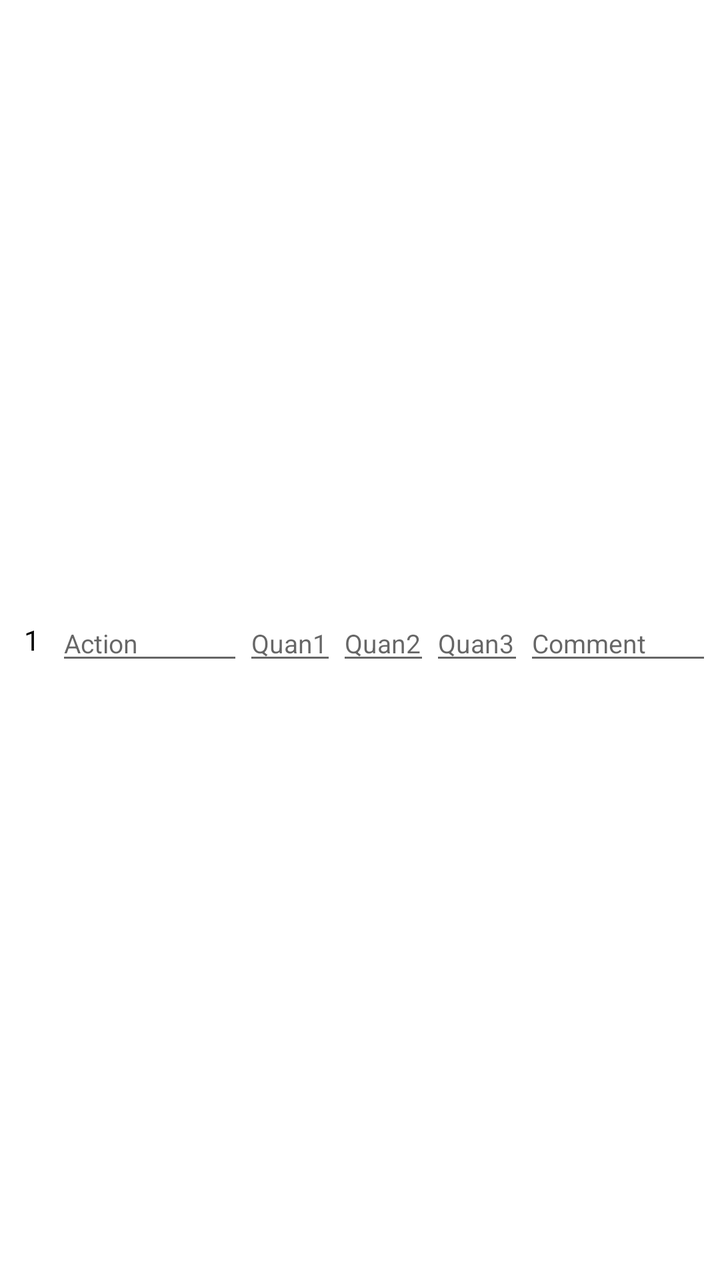
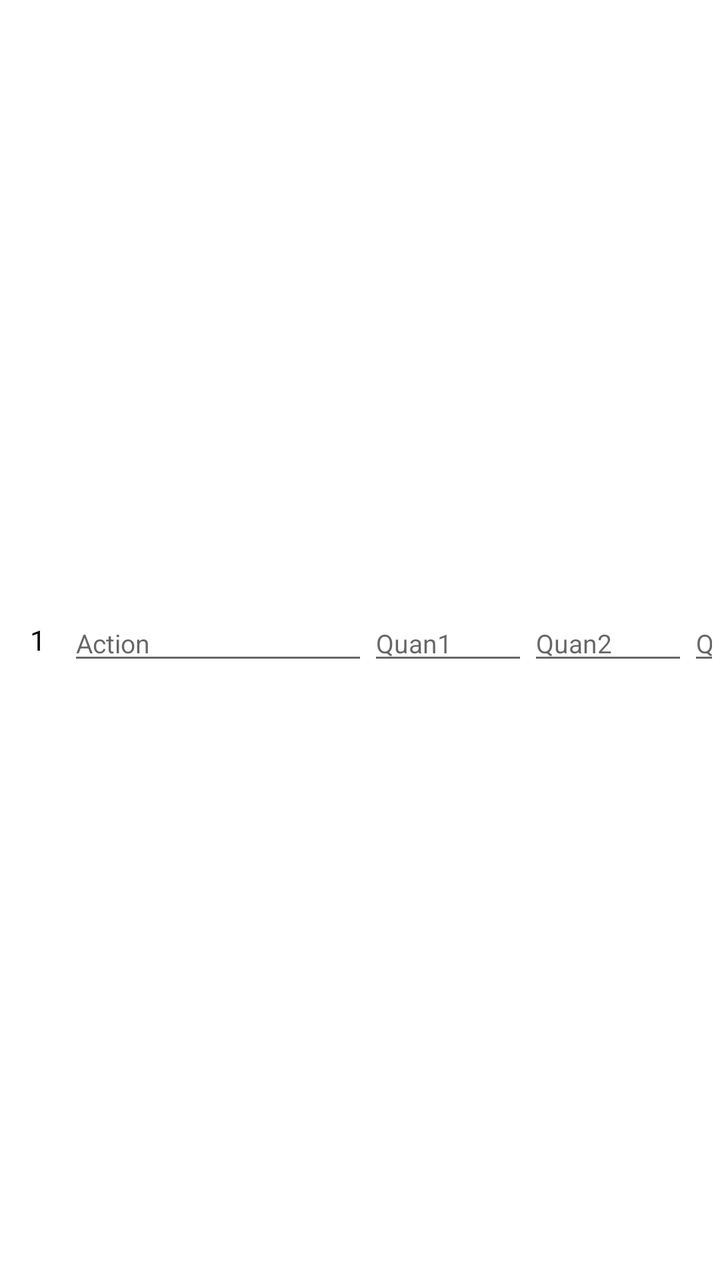

The first picture is an Android layout as it rendered before a commit; the second is the same layout after the commit. The layout source and the unified diff follow.
<!-- AndroidManifest.xml: application theme Theme.DAR -->
<!-- res/layout/item_recording_row_notime.xml -->
<?xml version="1.0" encoding="utf-8"?>
<LinearLayout xmlns:android="http://schemas.android.com/apk/res/android"
    android:layout_width="match_parent"
    android:layout_height="wrap_content"
    android:orientation="horizontal"
    android:padding="4dp"
    android:gravity="center_vertical">

    <TextView
        android:id="@+id/row_number_label"
        android:layout_width="24dp"
        android:layout_height="wrap_content"
        android:textColor="#000000"
        android:gravity="center"
        android:text="1" />

    <EditText
        android:id="@+id/edit_action_name"
        android:layout_width="0dp"
        android:layout_height="wrap_content"
        android:layout_weight="2"
        android:hint="@string/recording_action_hint"
        android:inputType="text"
        android:textSize="13sp" />

    <EditText
        android:id="@+id/edit_quan1"
        android:layout_width="0dp"
        android:layout_height="wrap_content"
        android:layout_weight="1"
        android:hint="@string/recording_quan_hint"
        android:inputType="number"
        android:textSize="13sp" />

    <EditText
        android:id="@+id/edit_quan2"
        android:layout_width="0dp"
        android:layout_height="wrap_content"
        android:layout_weight="1"
        android:hint="@string/recording_quan2_hint"
        android:inputType="number"
        android:textSize="13sp" />

    <EditText
        android:id="@+id/edit_quan3"
        android:layout_width="0dp"
        android:layout_height="wrap_content"
        android:layout_weight="1"
        android:hint="@string/recording_quan3_hint"
        android:inputType="number"
        android:textSize="13sp" />

    <EditText
        android:id="@+id/edit_comment"
        android:layout_width="0dp"
        android:layout_height="wrap_content"
        android:layout_weight="2"
        android:hint="@string/recording_comment_hint"
        android:inputType="text"
        android:textSize="13sp" />

</LinearLayout>
<!-- resources referenced by this layout -->
<resources>
  <string name="recording_action_hint">Action</string>
  <string name="recording_comment_hint">Comment</string>
  <string name="recording_quan2_hint">Quan2</string>
  <string name="recording_quan3_hint">Quan3</string>
  <string name="recording_quan_hint">Quan1</string>
  <style name="Theme.DAR" parent="Theme.MaterialComponents.DayNight.NoActionBar">
          <item name="colorPrimary">@color/dar_blue</item>
          <item name="colorPrimaryDark">@color/dar_blue_black</item>
      </style>
  <color name="dar_blue">#1565C0</color>
  <color name="dar_blue_black">#0D1B2A</color>
</resources>

<!-- the commit's change to res/layout/item_recording_row_notime.xml (unified diff, before → after) -->
@@ -1,6 +1,6 @@
 <?xml version="1.0" encoding="utf-8"?>
 <LinearLayout xmlns:android="http://schemas.android.com/apk/res/android"
-    android:layout_width="match_parent"
+    android:layout_width="wrap_content"
     android:layout_height="wrap_content"
     android:orientation="horizontal"
     android:padding="4dp"
@@ -8,55 +8,56 @@
 
     <TextView
         android:id="@+id/row_number_label"
-        android:layout_width="24dp"
+        android:layout_width="30dp"
         android:layout_height="wrap_content"
         android:textColor="#000000"
         android:gravity="center"
         android:text="1" />
 
-    <EditText
+    <AutoCompleteTextView
         android:id="@+id/edit_action_name"
-        android:layout_width="0dp"
+        android:layout_width="150dp"
         android:layout_height="wrap_content"
-        android:layout_weight="2"
         android:hint="@string/recording_action_hint"
         android:inputType="text"
-        android:textSize="13sp" />
+        android:textColor="#000000"
+        android:textSize="13sp"
+        android:completionThreshold="1" />
 
     <EditText
         android:id="@+id/edit_quan1"
-        android:layout_width="0dp"
+        android:layout_width="80dp"
         android:layout_height="wrap_content"
-        android:layout_weight="1"
         android:hint="@string/recording_quan_hint"
         android:inputType="number"
+        android:textColor="#000000"
         android:textSize="13sp" />
 
     <EditText
         android:id="@+id/edit_quan2"
-        android:layout_width="0dp"
+        android:layout_width="80dp"
         android:layout_height="wrap_content"
-        android:layout_weight="1"
         android:hint="@string/recording_quan2_hint"
         android:inputType="number"
+        android:textColor="#000000"
         android:textSize="13sp" />
 
     <EditText
         android:id="@+id/edit_quan3"
-        android:layout_width="0dp"
+        android:layout_width="80dp"
         android:layout_height="wrap_content"
-        android:layout_weight="1"
         android:hint="@string/recording_quan3_hint"
         android:inputType="number"
+        android:textColor="#000000"
         android:textSize="13sp" />
 
     <EditText
         android:id="@+id/edit_comment"
-        android:layout_width="0dp"
+        android:layout_width="160dp"
         android:layout_height="wrap_content"
-        android:layout_weight="2"
         android:hint="@string/recording_comment_hint"
         android:inputType="text"
+        android:textColor="#000000"
         android:textSize="13sp" />
 
 </LinearLayout>
